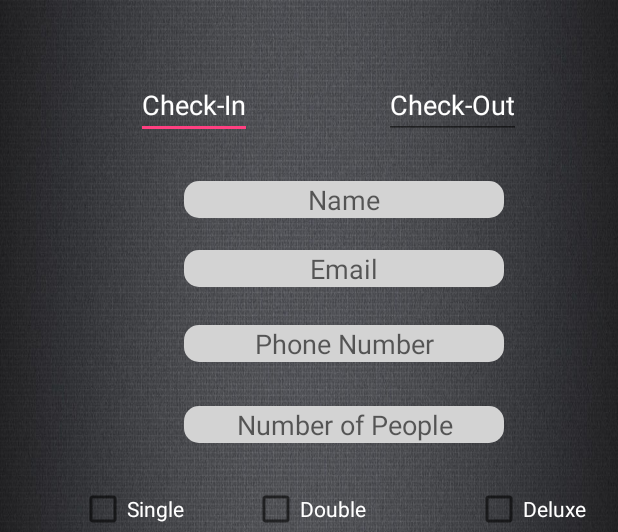
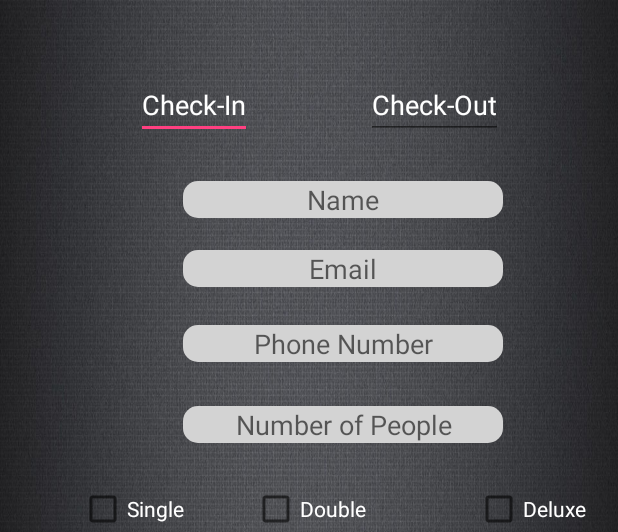
Before and after one commit to daivatvaishnani/HotelManagement, an Android app: the layout activity_fds.xml on its own in the app's theme, with its tools: preview values and no code run, on a phone screen of 412 x 824 dp. Shown: the top 532 px of the screen. Run offline under Robolectric (Android 15) with nearby library versions, the phone set to English and light mode, and no system bars.

Commit message:
yagu ki fds activity updated..

```diff
--- a/app/src/main/res/layout/activity_fds.xml
+++ b/app/src/main/res/layout/activity_fds.xml
@@ -29,8 +29,8 @@
         android:id="@+id/checkoutfds"
         android:layout_width="wrap_content"
         android:layout_height="wrap_content"
-        android:layout_above="@+id/guestname"
-        android:layout_marginStart="12dp"
+        android:layout_alignBaseline="@+id/checkinfds"
+        android:layout_alignBottom="@+id/checkinfds"
         android:layout_toEndOf="@+id/userdoubleroomfds"
         android:clickable="true"
         android:gravity="center"
@@ -42,9 +42,9 @@
         android:id="@+id/guestname"
         android:layout_width="wrap_content"
         android:layout_height="wrap_content"
+        android:layout_alignEnd="@+id/checkoutfds"
         android:layout_below="@+id/checkinfds"
         android:layout_marginTop="28dp"
-        android:layout_toEndOf="@+id/singlenofds"
         android:background="@drawable/input_background"
         android:ems="10"
         android:gravity="center"
```
Also changed, not shown: app/src/main/java/com/example/shivam/HotelManagement/Activity/FDSActivity.java (+8 -53 lines).
